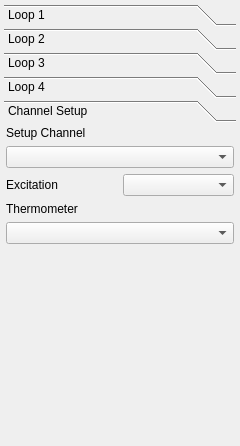
First picture: the form in modules/tempcontrol/tempcontrolform.ui, repository northriv/KAME, before the edit.
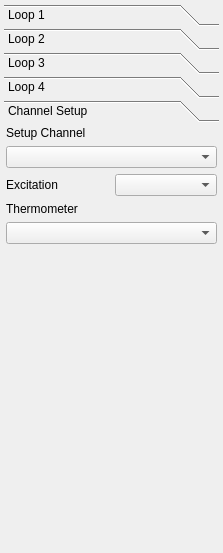
Second picture: the form after the edit. The open tabs and pages were chosen to show the change.

Commit message: Nearly stable

Patch:
```diff
--- a/modules/tempcontrol/tempcontrolform.ui
+++ b/modules/tempcontrol/tempcontrolform.ui
@@ -6,8 +6,8 @@
    <rect>
     <x>0</x>
     <y>0</y>
-    <width>240</width>
-    <height>446</height>
+    <width>223</width>
+    <height>553</height>
    </rect>
   </property>
   <property name="sizePolicy">
@@ -2000,8 +2000,8 @@
         <rect>
          <x>0</x>
          <y>0</y>
-         <width>232</width>
-         <height>308</height>
+         <width>215</width>
+         <height>415</height>
         </rect>
        </property>
        <attribute name="label">
```
Left out of the diff: 8 changed lines with no effect on the pictures. The commit also changes 2 other files.
